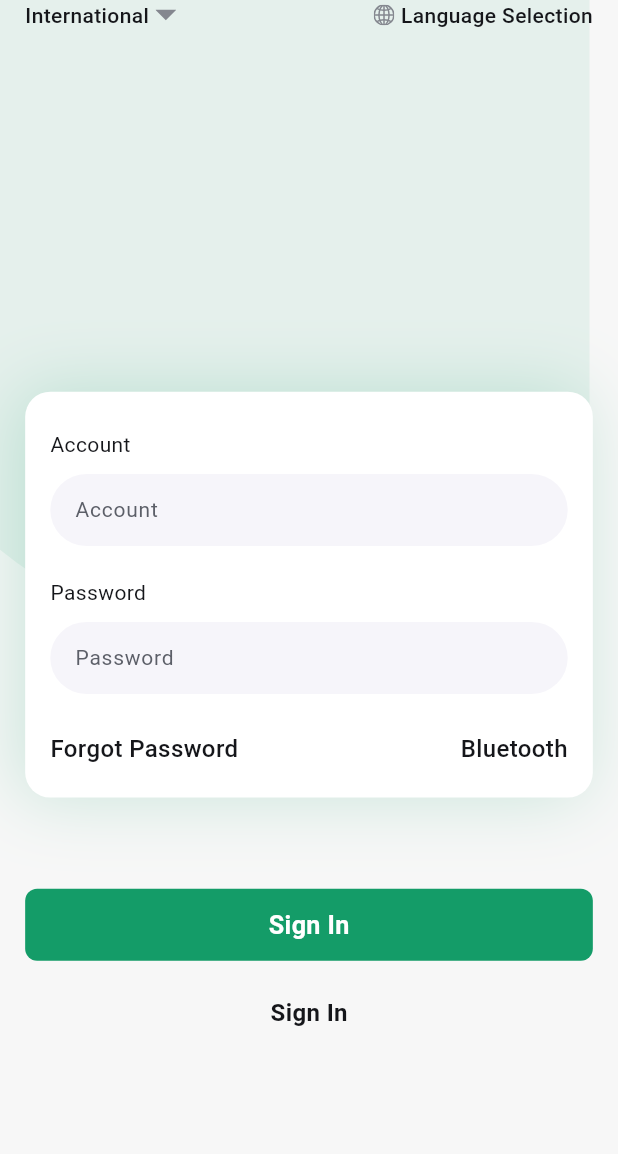
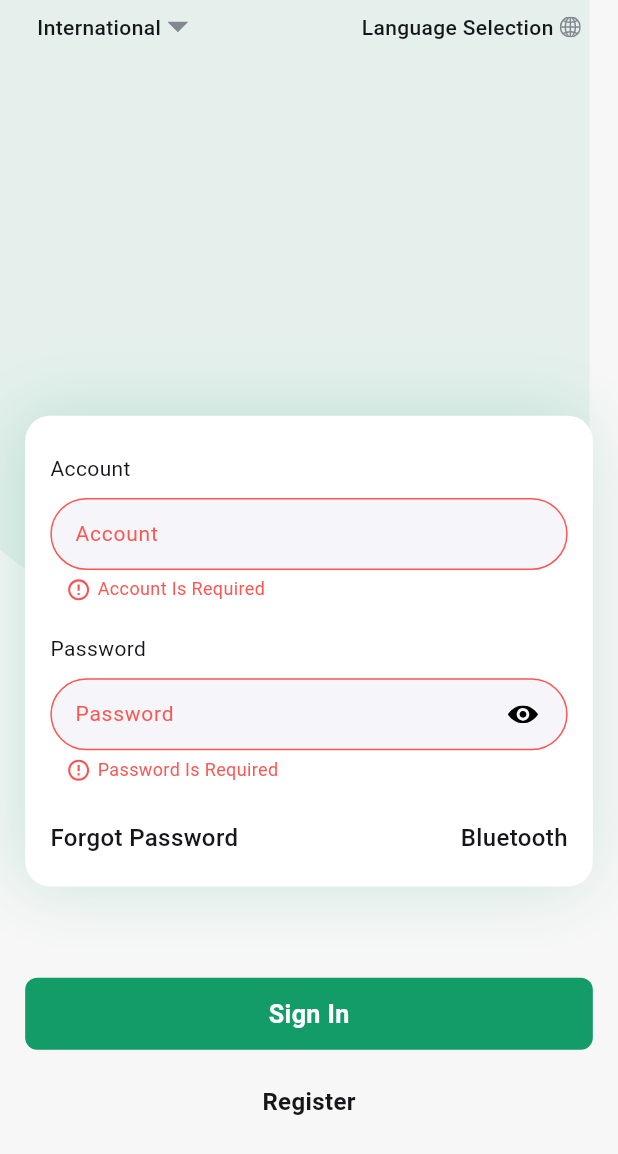
Before and after one commit to ZaranaLight/Qbits, a Flutter app: the screen it shows after launch, after a tap on "Sign In", on a phone screen of 412 x 824 dp. Shown: the top 1154 px of the screen. Run offline on Flutter 3.47's test engine with Material 3 defaults, Android fonts, the phone set to English and light mode, and no system bars; drawn by our look-alikes of oktoast; our stand-ins replace cached_network_image, flutter_native_splash, flutter_svg, shared_preferences, shimmer; Roboto replaces fonts that are missing (Instrument Sans); project files that could hold a hidden picture were left out.

Commit message:
working on select region screen

```diff
--- a/lib/common/widget/app_text_form_feild.dart
+++ b/lib/common/widget/app_text_form_feild.dart
@@ -19,6 +19,7 @@ class AppTextField extends StatelessWidget {
     this.textCapitalization = TextCapitalization.none,
     this.showMandatoryIcon = false,
     this.readOnly = false,
+    this.onSuffixTap,
     this.header,
   });
 
@@ -33,6 +34,7 @@ class AppTextField extends StatelessWidget {
   final void Function()? onTap;
   final Widget? prefixIcon;
   final Widget? suffixIcon;
+  final VoidCallback? onSuffixTap;
   final bool obscureText;
   final TextCapitalization textCapitalization;
   final bool showMandatoryIcon;
@@ -100,7 +102,16 @@ class AppTextField extends StatelessWidget {
             enabledBorder: inputBorder(),
             prefixIcon: prefixIcon,
             suffixIconConstraints: BoxConstraints(maxWidth: 44, maxHeight: 40),
-            suffixIcon: suffixIcon,
+            suffixIcon: InkWell(
+              onTap: onSuffixTap,
+              child: Align(
+                alignment: Alignment.centerLeft,
+                child: Padding(
+                  padding: EdgeInsets.only(left: 4.pw),
+                  child: suffixIcon,
+                ),
+              ),
+            ),
           ),
         ),
         ErrorText(error: error, topPadding: 4.ph),
--- a/lib/constants/route_manager.dart
+++ b/lib/constants/route_manager.dart
@@ -19,6 +19,13 @@ class RouteManager {
           settings: settings,
         );
 
+      /// Select Region Screen
+      case SelectRegionScreen.routeName:
+        return MaterialPageRoute(
+          builder: SelectRegionScreen.builder,
+          settings: settings,
+        );
+
       default:
         return MaterialPageRoute(
           builder: (context) => const UnKnownScreen(),
--- a/lib/l10n/app_en.arb
+++ b/lib/l10n/app_en.arb
@@ -61,5 +61,7 @@
   "enterMailBox": "Enter Mail Box",
   "code": "Code",
   "enterVerificationCode": "Enter Verification Code",
+  "accountIsRequired": "Account Is Required",
+  "passwordIsRequired": "Password Is Required",
   "pleaseUseYourPhoneNumberOrEmailToObtain": "Please use your phone number or email  to obtain \nthe verification code"
 }
--- a/lib/l10n/app_localizations.dart
+++ b/lib/l10n/app_localizations.dart
@@ -465,6 +465,18 @@ abstract class AppLocalizations {
   /// **'Enter Verification Code'**
   String get enterVerificationCode;
 
+  /// No description provided for @accountIsRequired.
+  ///
+  /// In en, this message translates to:
+  /// **'Account Is Required'**
+  String get accountIsRequired;
+
+  /// No description provided for @passwordIsRequired.
+  ///
+  /// In en, this message translates to:
+  /// **'Password Is Required'**
+  String get passwordIsRequired;
+
   /// No description provided for @pleaseUseYourPhoneNumberOrEmailToObtain.
   ///
   /// In en, this message translates to:
--- a/lib/l10n/app_localizations_en.dart
+++ b/lib/l10n/app_localizations_en.dart
@@ -195,5 +195,11 @@ class AppLocalizationsEn extends AppLocalizations {
   String get enterVerificationCode => 'Enter Verification Code';
 
   @override
+  String get accountIsRequired => 'Account Is Required';
+
+  @override
+  String get passwordIsRequired => 'Password Is Required';
+
+  @override
   String get pleaseUseYourPhoneNumberOrEmailToObtain => 'Please use your phone number or email  to obtain \nthe verification code';
 }
--- a/lib/main.dart
+++ b/lib/main.dart
@@ -2,6 +2,7 @@ import 'package:qbits/qbits.dart';
 
 Future<void> main() async {
   try {
+    WidgetsFlutterBinding.ensureInitialized();
     await SystemChrome.setPreferredOrientations([DeviceOrientation.portraitUp]);
     SystemChrome.setSystemUIOverlayStyle(
       SystemUiOverlayStyle.dark.copyWith(statusBarColor: Colors.transparent),
@@ -10,5 +11,5 @@ Future<void> main() async {
   } catch (e) {
     debugPrint(e.toString());
   }
-  runApp( AppView());
+  runApp(AppView());
 }
--- a/lib/qbits.dart
+++ b/lib/qbits.dart
@@ -34,3 +34,5 @@ export 'package:qbits/common/extensions.dart';
 export 'package:qbits/common/widget/loaders.dart';
 export 'package:qbits/screens/auth/sign_in/sign_in_screen.dart';
 export 'package:qbits/screens/auth/sign_in/sign_in_provider.dart';
+export 'package:qbits/screens/auth/select_region/select_region_provider.dart';
+export 'package:qbits/screens/auth/select_region/select_region_screen.dart';
--- /dev/null
+++ b/lib/screens/auth/select_region/select_region_provider.dart
@@ -0,0 +1,5 @@
+import 'package:qbits/qbits.dart';
+
+class SelectRegionProvider extends ChangeNotifier {
+
+}
--- a/lib/screens/auth/sign_in/sign_in_provider.dart
+++ b/lib/screens/auth/sign_in/sign_in_provider.dart
@@ -1,5 +1,57 @@
 import 'package:qbits/qbits.dart';
+import 'package:qbits/screens/auth/select_region/select_region_screen.dart';
 
 class SignInProvider extends ChangeNotifier {
+  bool loader = false;
+  TextEditingController accountController = TextEditingController();
+  TextEditingController passwordController = TextEditingController();
 
+  String accountError = "";
+  String pwdError = "";
+  bool isPwdVisible = false;
+
+  void onPwdVisibilityChanged() {
+    isPwdVisible = !isPwdVisible;
+    notifyListeners();
+  }
+
+  void onForgotPwdTap(BuildContext context) {
+    // context.navigator.pushNamed(ForgotPasswordScreen.routeName);
+  }
+
+  void onSelectRegionTap(BuildContext context) {
+    context.navigator.pushNamed(SelectRegionScreen.routeName);
+  }
+
+  void onSelectLanguageTap(BuildContext context) {
+    context.navigator.pushNamed(SelectRegionScreen.routeName);
+  }
+
+  Future<void> onSignInTap(BuildContext context) async {
+    if (validation(context)) {
+      if (context.mounted) {
+        // context.navigator.pushNamedAndRemoveUntil(
+        //   DashboardScreen.routeName,
+        //       (route) => false,
+        // );
+        showCustomToast('Sign In Success');
+      }
+    }
+  }
+
+  bool validation(BuildContext context) {
+    if (accountController.text.trim().isEmpty) {
+      accountError = context.l10n?.accountIsRequired ?? "";
+    } else {
+      accountError = "";
+    }
+
+    if (passwordController.text.trim().isEmpty) {
+      pwdError = context.l10n?.passwordIsRequired ?? "";
+    } else {
+      pwdError = "";
+    }
+    notifyListeners();
+    return accountError.isEmpty && pwdError.isEmpty;
+  }
 }
--- a/lib/screens/auth/sign_in/sign_in_screen.dart
+++ b/lib/screens/auth/sign_in/sign_in_screen.dart
@@ -17,11 +17,16 @@ class SignInScreen extends StatelessWidget {
 
   @override
   Widget build(BuildContext context) {
+    final provider = Provider.of<SignInProvider>(context, listen: false);
     return Scaffold(
-      body: Stack(
+      body: Consumer<SignInProvider>(
+        builder: (context, state, child) {
+          return Stack(
             children: [
               // Background image
-          Positioned(child: SvgAsset(imagePath: AssetRes.authBackgroundIcon)),
+              Positioned(
+                child: SvgAsset(imagePath: AssetRes.authBackgroundIcon),
+              ),
               SafeArea(
                 child: CustomSingleChildScroll(
                   padding: EdgeInsets.symmetric(
@@ -32,36 +37,18 @@ class SignInScreen extends StatelessWidget {
                       Row(
                         mainAxisAlignment: MainAxisAlignment.spaceBetween,
                         children: [
-                      Row(
-                        children: [
-                          ///International icon
-                          Text(
-                            context.l10n?.international ?? "",
-                            style: styleW500S14,
+                          ///Region
+                          _TopRowWidget(
+                            onTap: () => provider.onSelectRegionTap(context),
+                            title: context.l10n?.international ?? "",
+                            imgPath: AssetRes.downArrowIcon,
                           ),
 
-                          ///Space between the icon and text
-                          4.pw.spaceHorizontal,
-
-                          ///Down arrow icon
-                          SvgAsset(imagePath: AssetRes.downArrowIcon),
-                        ],
-                      ),
-
-                      Row(
-                        children: [
-                          ///World icon
-                          SvgAsset(imagePath: AssetRes.worldIcon),
-
-                          ///Space between the icon and text
-                          4.pw.spaceHorizontal,
-
-                          /// Language selection text
-                          Text(
-                            context.l10n?.languageSelection ?? "",
-                            style: styleW500S14,
-                          ),
-                        ],
+                          ///Language
+                          _TopRowWidget(
+                            onTap: () => provider.onSelectLanguageTap(context),
+                            title: context.l10n?.languageSelection ?? "",
+                            imgPath: AssetRes.worldIcon,
                           ),
                         ],
                       ),
@@ -79,7 +66,9 @@ class SignInScreen extends StatelessWidget {
                               offset: const Offset(-5, 0),
                               blurRadius: 40,
                               spreadRadius: 0,
-                          color: ColorRes.primaryColor.withValues(alpha: 0.2),
+                              color: ColorRes.primaryColor.withValues(
+                                alpha: 0.2,
+                              ),
                             ),
                           ],
                         ),
@@ -93,9 +82,10 @@ class SignInScreen extends StatelessWidget {
                           children: [
                             ///Account
                             AppTextField(
-                          // controller: startController,
+                              controller: state.accountController,
                               header: context.l10n?.account ?? "",
                               hintText: context.l10n?.account ?? "",
+                              error: state.accountError,
                             ),
 
                             ///Space
@@ -103,21 +93,48 @@ class SignInScreen extends StatelessWidget {
 
                             ///Password
                             AppTextField(
-                          // controller: startController,
-                          header: context.l10n?.password ?? "",
-                          hintText: context.l10n?.password ?? "",
+                              controller: state.passwordController,
+                              error: state.pwdError,
+                              hintText: context.l10n?.password,
+                              header: context.l10n?.password,
+                              textInputType: TextInputType.visiblePassword,
+                              obscureText: !state.isPwdVisible,
+                              suffixIcon: AnimatedSwitcher(
+                                duration: 300.milliseconds,
+                                transitionBuilder: (
+                                  Widget child,
+                                  Animation<double> animation,
+                                ) {
+                                  return ScaleTransition(
+                                    scale: animation,
+                                    child: child,
+                                  );
+                                },
+                                child: SvgAsset(
+                                  key: ValueKey<bool>(state.isPwdVisible),
+                                  imagePath:
+                                      state.isPwdVisible
+                                          ? AssetRes.invisibleIcon
+                                          : AssetRes.eyeIcon,
+                                ),
+                              ),
+                              onSuffixTap: state.onPwdVisibilityChanged,
                             ),
 
                             ///Space
                             24.pw.spaceVertical,
 
+                            ///Forgot password and Bluetooth
                             Row(
                               mainAxisAlignment: MainAxisAlignment.spaceBetween,
                               children: [
+                                ///Forgot password
                                 Text(
                                   context.l10n?.forgotPassword ?? "",
                                   style: styleW500S16,
                                 ),
+
+                                ///Bluetooth
                                 Text(
                                   context.l10n?.bluetooth ?? "",
                                   style: styleW500S16,
@@ -131,21 +148,57 @@ class SignInScreen extends StatelessWidget {
                       ///Space
                       58.pw.spaceVertical,
 
-                  SubmitButton(onTap: () {}, title: context.l10n?.signIn ?? ""),
+                      SubmitButton(
+                        onTap: () => provider.onSignInTap(context),
+                        title: context.l10n?.signIn ?? "",
+                      ),
 
                       ///Space
                       10.pw.spaceVertical,
 
-
-                  EmptyButton(onTap: () {}, title: context.l10n?.signIn ?? ""),
-
-
+                      EmptyButton(
+                        onTap: () {},
+                        title: context.l10n?.register ?? "",
+                      ),
                     ],
                   ),
                 ),
               ),
             ],
+          );
+        },
       ),
     );
   }
 }
+
+class _TopRowWidget extends StatelessWidget {
+  final String? title;
+  final String? imgPath;
+  final VoidCallback onTap;
+
+  const _TopRowWidget({this.title, this.imgPath, required this.onTap});
+
+  @override
+  Widget build(BuildContext context) {
+    return InkWell(
+      onTap: onTap,
+      borderRadius: BorderRadius.circular(5.pw),
+      child: Padding(
+        padding: const EdgeInsets.all(8.0),
+        child: Row(
+          children: [
+            ///icon
+            Text(title ?? "", style: styleW500S14),
+
+            ///Space between the icon and text
+            4.pw.spaceHorizontal,
+
+            ///Down arrow icon
+            SvgAsset(imagePath: imgPath ?? ""),
+          ],
+        ),
+      ),
+    );
+  }
+}
--- a/lib/utils/asset_res.dart
+++ b/lib/utils/asset_res.dart
@@ -3,6 +3,7 @@ class AssetRes {
 
   ///__________________________________ icons __________________________________///
   static const errorIcon = "${_icons}error_icon.svg";
+  static const eyeIcon = "${_icons}eye_icon.svg";
   static const closeIcon = "${_icons}close_icon.svg";
   static const rightTickIcon = "${_icons}right_tick.svg";
   static const splashLogo = "${_icons}splash_logo_icon.svg";
@@ -12,6 +13,8 @@ class AssetRes {
   static const infoIcon = "${_icons}info_icon.svg";
   static const backIcon = "${_icons}back_icon.svg";
   static const authBackgroundIcon = "${_icons}auth_bg_icon.svg";
+  static const invisibleIcon = "${_icons}invisible.svg";
+
 
 
   ///__________________________________ images __________________________________///
--- a/lib/utils/color_res.dart
+++ b/lib/utils/color_res.dart
@@ -7,6 +7,7 @@ class ColorRes {
   static const Color dullWhite = Color(0xFFF7F7F7);
   static const Color offWhite = Color(0xFFFEFEFE);
   static const Color primaryColor = Color(0xFF149C68);
+  static const Color green2 = Color(0xFF149C68);
   static const Color lightGreen = Color(0xFF72c4a4);
   static const Color veryLightGreen = Color(0xFFeaf8f0);
   static const Color grey = Color(0xFF5C5F68);
```
Also changed, not shown: lib/common/widget/appbars.dart (added, +53 -0 lines), lib/screens/auth/select_region/select_region_screen.dart (added, +51 -0 lines), assets/icons/invisible.svg (added). Lines whose indentation alone changed are shown as unchanged.
